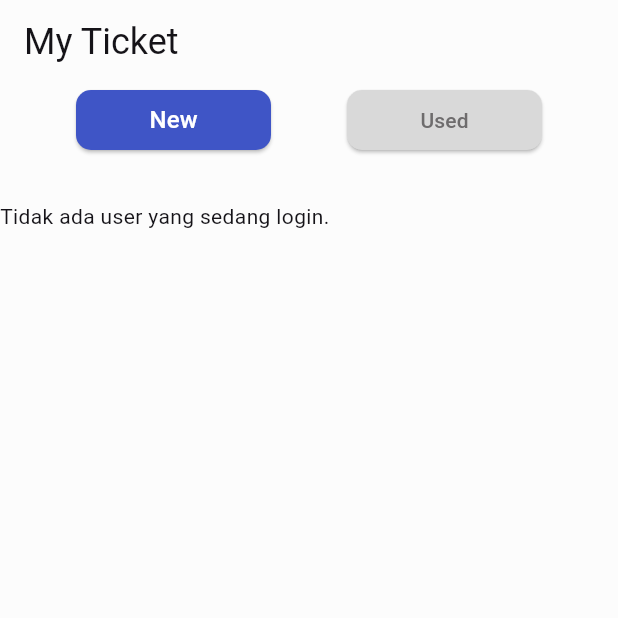
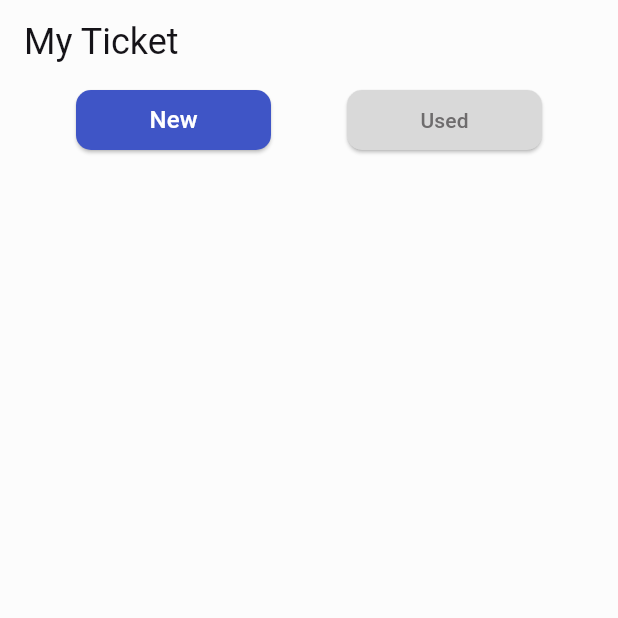
Before and after one commit to Azkina1123/flutix, a Flutter app: the MyTicketPage screen opened directly, on a phone screen of 412 x 824 dp, the top half of it. Run offline on Flutter 3.47's test engine with Material 2 defaults, Android fonts, the phone set to English and light mode, and no system bars; our stand-ins replace cloud_firestore, email_validator, equatable, firebase_auth, firebase_core; accounts and stored records are empty; network calls fail.

Commit message:
fix: fetch login data (2)

```diff
--- a/lib/main.dart
+++ b/lib/main.dart
@@ -115,7 +115,7 @@ class MyApp extends StatelessWidget {
         stream: FirebaseAuth.instance.authStateChanges(),
         builder: (context, snapshot) {
           if (snapshot.hasData) {
-            return HomePage();
+            return MainPage();
           } else {
             return SplashPage();
           }
--- a/lib/models/user.dart
+++ b/lib/models/user.dart
@@ -9,12 +9,12 @@ class User1 extends Equatable {
   final String selectedLanguage; // Bahasa yang dipilih oleh pengguna.
   final int balance; // Saldo akun pengguna.
   final String password;
-  final String foto;
+  final String profilePicture;
 
   // Konstruktor kelas User1 untuk menginisialisasi properti-propertinya.
   // Properti ini diisi dengan nilai dari parameter yang diterima saat pembuatan objek.
   User1(this.id, this.email, this.name, this.selectedGenres,
-      this.selectedLanguage, this.balance, this.password, this.foto);
+      this.selectedLanguage, this.balance, this.password, this.profilePicture);
 
   // Fungsi toString digunakan untuk menghasilkan representasi string dari objek User1.
   // Representasi ini mencakup ID, nama, dan email pengguna.
@@ -30,5 +30,5 @@ class User1 extends Equatable {
       [id, email, name, balance, selectedGenres, selectedLanguage];
 
   // Metode ini sekarang tidak digunakan (komentar).
-  get profilePicture => null;
+  // get profilePicture => null;
 }
--- a/lib/providers/user_data.dart
+++ b/lib/providers/user_data.dart
@@ -41,7 +41,7 @@ class UserData extends ChangeNotifier {
       userList[0].get("selectedLanguage"),
       userList[0].get("balance"),
       userList[0].get("password"),
-      userList[0].get("foto"),
+      userList[0].get("profilePicture"),
     );
 
     return newUser;
--- a/lib/services/auth_services.dart
+++ b/lib/services/auth_services.dart
@@ -37,6 +37,7 @@ class AutServices {
       UserCredential result = await _auth.signInWithEmailAndPassword(
           email: email, password: password);
     } catch (e) {
+      print("Gagal login!!!!!!!");
       // Menangani kesalahan yang mungkin terjadi saat proses sign-in.
     }
   }
--- a/lib/ui/pages/home_page.dart
+++ b/lib/ui/pages/home_page.dart
@@ -48,7 +48,7 @@ class _HomePageState extends State<HomePage> {
                       decoration: BoxDecoration(
                         shape: BoxShape.circle,
                         color: Theme.of(context).colorScheme.secondary,
-                        image: DecorationImage(image: NetworkImage(user.foto)),
+                        image: DecorationImage(image: NetworkImage(user.profilePicture)),
                       ),
                     ),
                     Text(
--- a/lib/ui/pages/my_ticket_page.dart
+++ b/lib/ui/pages/my_ticket_page.dart
@@ -132,7 +132,7 @@ class _MyTicketPageState extends State<MyTicketPage> {
                         return const Text("There's no data.");
                       });
                 }
-                return Text("Tidak ada user yang sedang login.");
+                return Text("");
               }) : Text("Tidak ada user yang sedang login.", textAlign: TextAlign.center,)
         ],
       ),
--- a/lib/ui/pages/sign_in_page.dart
+++ b/lib/ui/pages/sign_in_page.dart
@@ -41,7 +41,7 @@ class _SignInPageState extends State<SignInPage> {
                   TextButton(
                       onPressed: () {
                         // UBAH EMAIL PASSWORD PAS UDH LOGIN UDAH JADI
-                        AutServices.signIn("xiena@gmail.com", "xiena");
+                        AutServices.signIn("123@gmail.com", "123123");
                         // !!!!!!!!!!!!!!!!!!!!!!!!!!!!!!!!!!!!!!!!!!!
                         setState(() {
 
```
Also changed, not shown: lib/ui/pages/profile_page.dart (+18 -11 lines).
